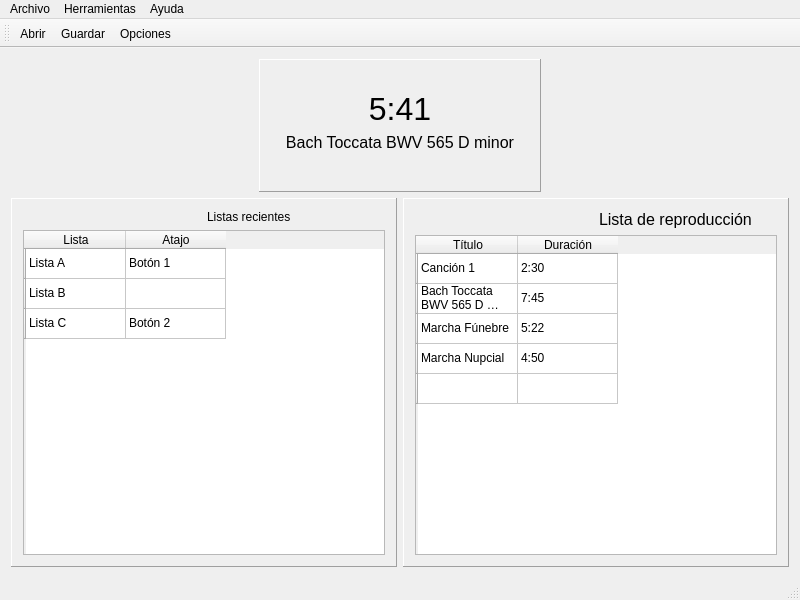
Above: mainwindow.ui from vikman90/organo before the change. Below: the same form after it.
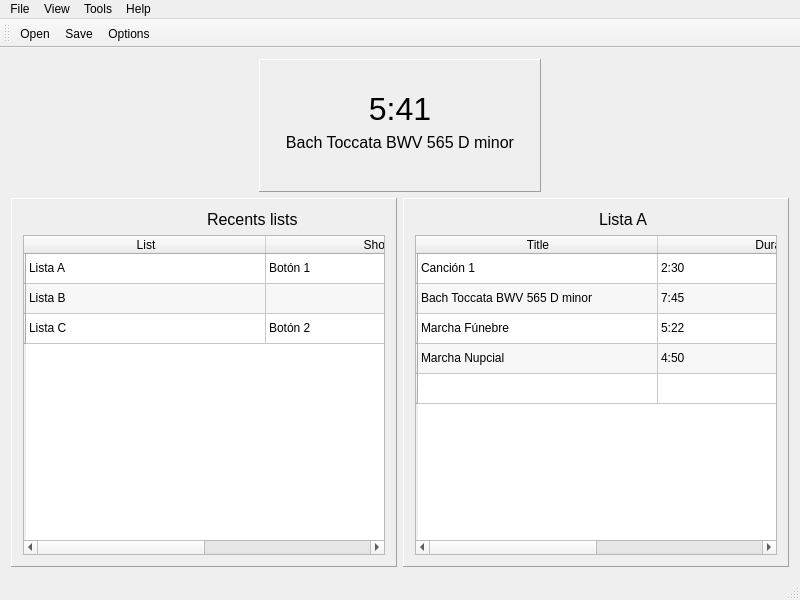
That is the form after the change. Icons and pictures are not drawn.

Commit message: Creamos los diálogos de opciones y conexión.

Patch:
```diff
--- a/mainwindow.ui
+++ b/mainwindow.ui
@@ -223,6 +223,12 @@
           <layout class="QHBoxLayout" name="horizontalLayout_5">
            <item>
             <widget class="QLabel" name="label_6">
+             <property name="sizePolicy">
+              <sizepolicy hsizetype="Preferred" vsizetype="Fixed">
+               <horstretch>0</horstretch>
+               <verstretch>0</verstretch>
+              </sizepolicy>
+             </property>
              <property name="text">
               <string/>
              </property>
@@ -236,8 +242,13 @@
            </item>
            <item>
             <widget class="QLabel" name="label_7">
+             <property name="font">
+              <font>
+               <pointsize>12</pointsize>
+              </font>
+             </property>
              <property name="text">
-              <string>Listas recientes</string>
+              <string>Recents lists</string>
              </property>
             </widget>
            </item>
@@ -245,6 +256,15 @@
          </item>
          <item>
           <widget class="QTableWidget" name="tableWidget">
+           <property name="alternatingRowColors">
+            <bool>true</bool>
+           </property>
+           <attribute name="horizontalHeaderDefaultSectionSize">
+            <number>240</number>
+           </attribute>
+           <attribute name="horizontalHeaderStretchLastSection">
+            <bool>true</bool>
+           </attribute>
            <row>
             <property name="text">
              <string/>
@@ -262,12 +282,12 @@
            </row>
            <column>
             <property name="text">
-             <string>Lista</string>
+             <string>List</string>
             </property>
            </column>
            <column>
             <property name="text">
-             <string>Atajo</string>
+             <string>Shortcut</string>
             </property>
            </column>
            <item row="0" column="0">
@@ -332,7 +352,7 @@
               </font>
              </property>
              <property name="text">
-              <string>Lista de reproducción</string>
+              <string>Lista A</string>
              </property>
             </widget>
            </item>
@@ -340,6 +360,15 @@
          </item>
          <item>
           <widget class="QTableWidget" name="tableWidget_2">
+           <property name="alternatingRowColors">
+            <bool>true</bool>
+           </property>
+           <attribute name="horizontalHeaderDefaultSectionSize">
+            <number>240</number>
+           </attribute>
+           <attribute name="horizontalHeaderStretchLastSection">
+            <bool>true</bool>
+           </attribute>
            <row>
             <property name="text">
              <string/>
@@ -367,12 +396,12 @@
            </row>
            <column>
             <property name="text">
-             <string>Título</string>
+             <string>Title</string>
             </property>
            </column>
            <column>
             <property name="text">
-             <string>Duración</string>
+             <string>Duration</string>
             </property>
            </column>
            <item row="0" column="0">
@@ -435,7 +464,7 @@
    </property>
    <widget class="QMenu" name="menuArchivo">
     <property name="title">
-     <string>Archivo</string>
+     <string>File</string>
     </property>
     <addaction name="actionOpen"/>
     <addaction name="actionSave"/>
@@ -443,17 +472,36 @@
    </widget>
    <widget class="QMenu" name="menuHerramientas">
     <property name="title">
-     <string>Herramientas</string>
+     <string>Tools</string>
     </property>
     <addaction name="actionOptions"/>
    </widget>
    <widget class="QMenu" name="menuAyudar">
     <property name="title">
-     <string>Ayuda</string>
+     <string>Help</string>
     </property>
     <addaction name="actionAbout"/>
    </widget>
+   <widget class="QMenu" name="menuView">
+    <property name="title">
+     <string>View</string>
+    </property>
+    <widget class="QMenu" name="menuLanguage">
+     <property name="title">
+      <string>Language</string>
+     </property>
+     <property name="icon">
+      <iconset>
+       <normaloff>:/icons/langugages.png</normaloff>:/icons/langugages.png</iconset>
+     </property>
+     <addaction name="actionEnglish"/>
+     <addaction name="actionSpanish"/>
+     <addaction name="actionItalian"/>
+    </widget>
+    <addaction name="menuLanguage"/>
+   </widget>
    <addaction name="menuArchivo"/>
+   <addaction name="menuView"/>
    <addaction name="menuHerramientas"/>
    <addaction name="menuAyudar"/>
   </widget>
@@ -487,7 +535,10 @@
      <normaloff>:/icons/open.png</normaloff>:/icons/open.png</iconset>
    </property>
    <property name="text">
-    <string>Abrir</string>
+    <string>Open</string>
+   </property>
+   <property name="toolTip">
+    <string>Open</string>
    </property>
   </action>
   <action name="actionSave">
@@ -496,7 +547,10 @@
      <normaloff>:/icons/save.png</normaloff>:/icons/save.png</iconset>
    </property>
    <property name="text">
-    <string>Guardar</string>
+    <string>Save</string>
+   </property>
+   <property name="toolTip">
+    <string>Save</string>
    </property>
   </action>
   <action name="actionOptions">
@@ -505,7 +559,10 @@
      <normaloff>:/icons/settings.png</normaloff>:/icons/settings.png</iconset>
    </property>
    <property name="text">
-    <string>Opciones</string>
+    <string>Options</string>
+   </property>
+   <property name="toolTip">
+    <string>Options</string>
    </property>
   </action>
   <action name="actionAbout">
```
Left out of the diff: 118 changed lines with no effect on the pictures. The commit also changes 15 other files.
